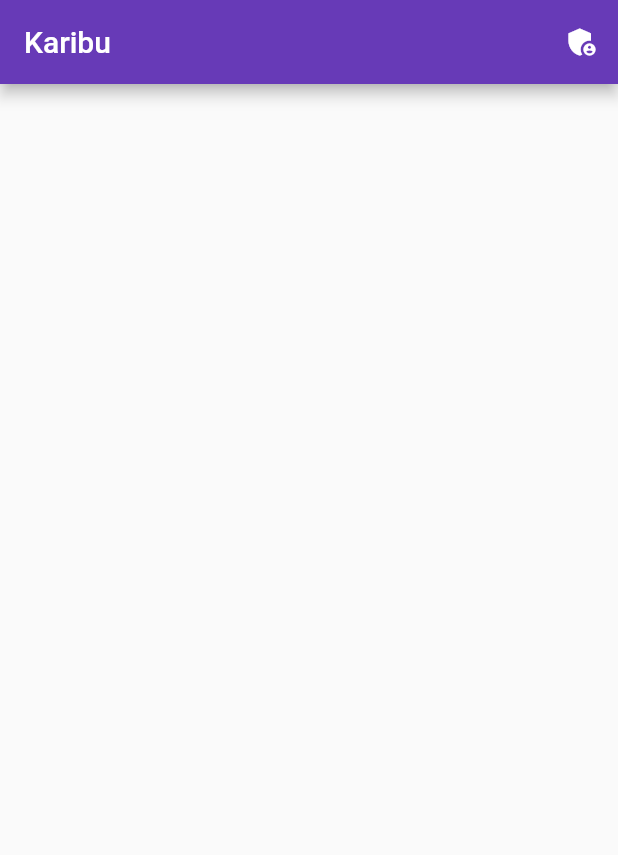
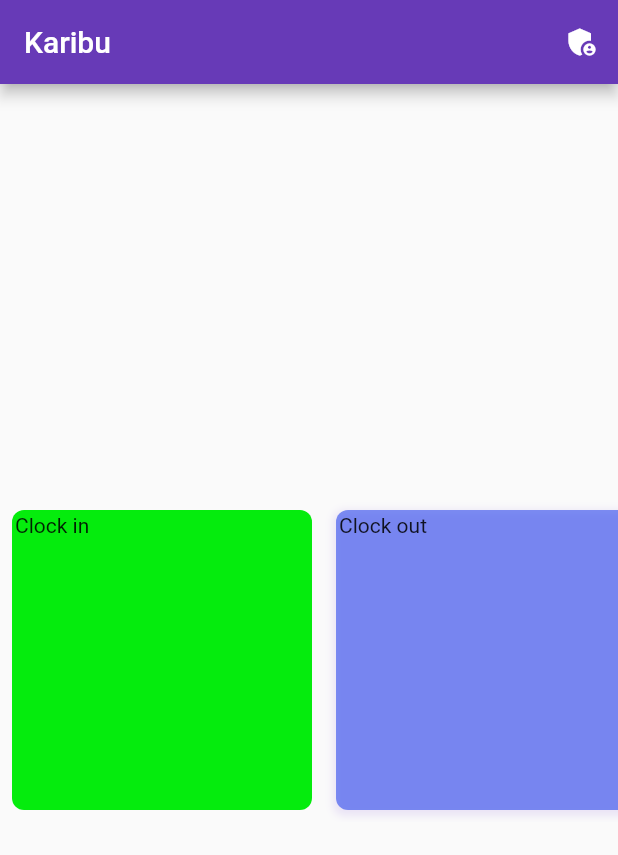
Before and after one commit to idavers/Karibu-Visitor-mobile, a Flutter app: the screen it shows after launch, on a phone screen of 412 x 824 dp. Shown: the top 855 px of the screen. Run offline on Flutter 3.47's test engine with Material 2 defaults, Android fonts, the phone set to English and light mode, and no system bars.

Commit message:
Clock in and Out Cards

```diff
--- a/lib/Screens/home.dart
+++ b/lib/Screens/home.dart
@@ -20,6 +20,8 @@ class MyHomePage extends StatefulWidget {
 }
 
 class _MyHomePageState extends State<MyHomePage> {
+  final Color clockin = const Color.fromARGB(255, 5, 236, 13);
+  final Color clockout = Colors.blue;
   @override
   Widget build(BuildContext context) {
     // This method is rerun every time setState is called, for instance as done
@@ -42,9 +44,60 @@ class _MyHomePageState extends State<MyHomePage> {
       body: Center(
         // Center is a layout widget. It takes a single child and positions it
         // in the middle of the parent.
-        child: Column(
-          children: const <Widget>[],
-          // This trailing comma makes auto-formatting nicer for build methods.
+        child: SingleChildScrollView(
+          scrollDirection: Axis.horizontal,
+          child: Row(
+            mainAxisAlignment: MainAxisAlignment.spaceEvenly,
+            children: [
+              GestureDetector(
+                child: Container(
+                  decoration: BoxDecoration(
+                    border: Border.all(
+                        color: const Color.fromARGB(0, 0, 255, 0), width: 2.0),
+                    color: clockin,
+                    borderRadius: const BorderRadius.all(Radius.circular(8.0)),
+                    boxShadow: const [
+                      BoxShadow(
+                        color: Color.fromARGB(0, 251, 255, 0),
+                        blurRadius: 4,
+                        spreadRadius: 2,
+                        offset: Offset(0, 2),
+                      ),
+                    ],
+                  ),
+                  margin: const EdgeInsets.all(8.0),
+                  height: 200,
+                  width: 200,
+                  //color: const Color.fromARGB(0, 255, 0, 0),
+                  child: const Text('Clock in'),
+                ),
+              ),
+              GestureDetector(
+                child: Container(
+                  decoration: BoxDecoration(
+                    border: Border.all(
+                        color: const Color.fromARGB(0, 0, 255, 0), width: 2.0),
+                    color: const Color.fromARGB(130, 9, 43, 236),
+                    borderRadius: const BorderRadius.all(Radius.circular(8.0)),
+                    boxShadow: const [
+                      BoxShadow(
+                        color: Color.fromARGB(26, 87, 25, 202),
+                        blurRadius: 4,
+                        spreadRadius: 2,
+                        offset: Offset(0, 2),
+                      ),
+                    ],
+                  ),
+                  margin: const EdgeInsets.all(8.0),
+                  height: 200,
+                  width: 200,
+                  //color: const Color.fromARGB(0, 255, 0, 0),
+                  child: const Text('Clock out'),
+                ),
+              ),
+            ],
+            // This trailing comma makes auto-formatting nicer for build methods.
+          ),
         ),
       ),
     );
--- a/lib/widgets/Card.dart
+++ b/lib/widgets/Card.dart
@@ -1,3 +1,4 @@
+// ignore: file_names
 import 'package:flutter/material.dart';
 
 class RoundedContainer extends StatelessWidget {
```
